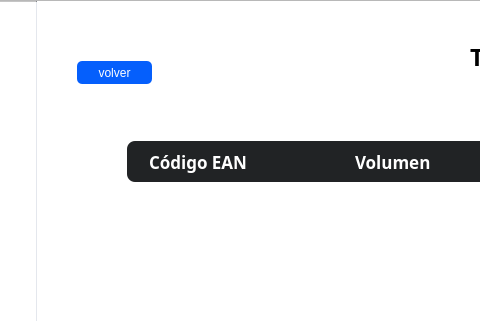
This is Interfaces/main/main_ui.ui in juanignaciocansillieri/bullsoft as Qt 5 draws it before an edit; both pictures show x 167 to 647 and y 0 to 321 of the 1192 by 703 pixel window. The edited form follows.
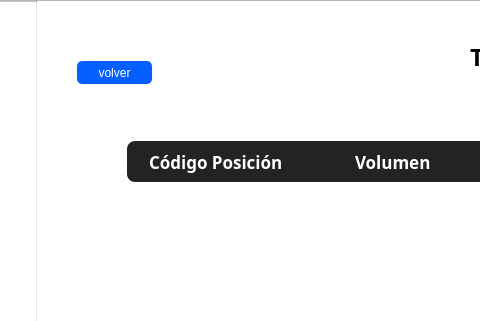
This is the edited form. Icons and pictures are not drawn.

The edit to the form file:
```diff
--- a/Interfaces/main/main_ui.ui
+++ b/Interfaces/main/main_ui.ui
@@ -1646,7 +1646,7 @@
 </string>
                  </property>
                  <property name="text">
-                  <string>Código EAN</string>
+                  <string>Código Posición</string>
                  </property>
                 </widget>
                </item>
```
